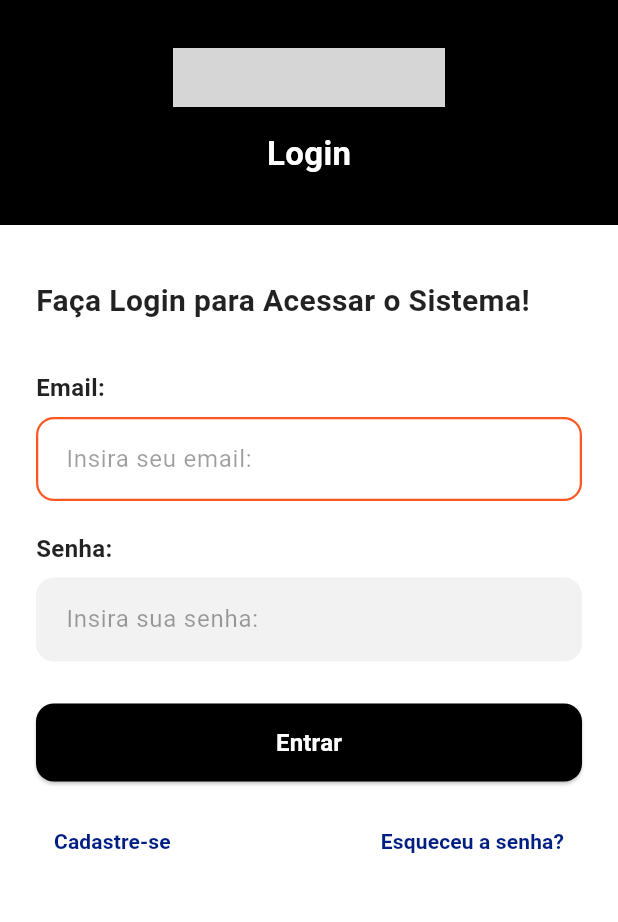
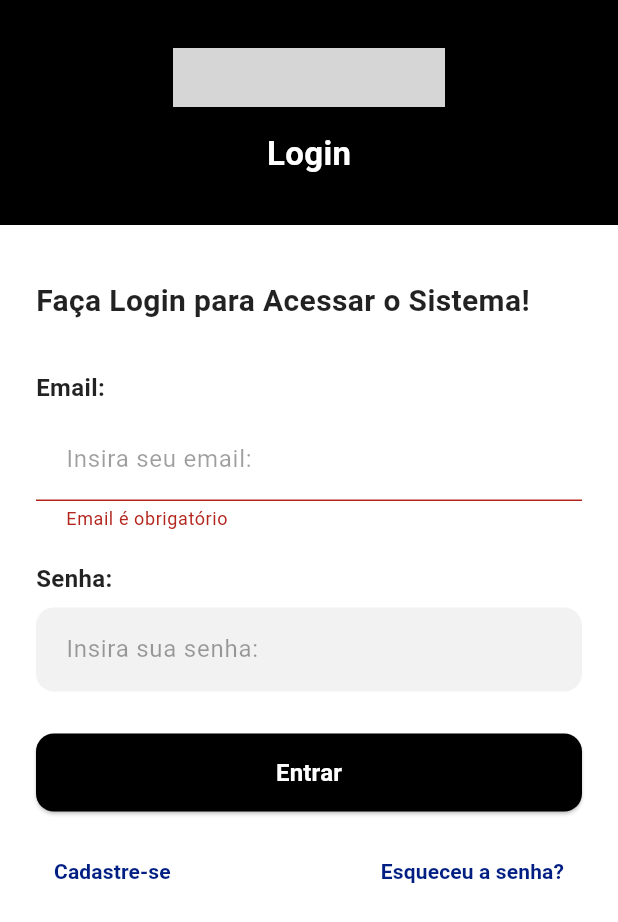
Before and after one commit to ThiagoMasseto/telaloginsenai_flutter, a Flutter app: the screen it shows after launch, after a tap on "Entrar", on a phone screen of 412 x 824 dp. Shown: the top 922 px of the screen. Run offline on Flutter 3.47's test engine with Material 3 defaults, Android fonts, the light colour scheme and no system bars; our stand-ins replace device_preview; grey boxes are pictures that could not be loaded.

Commit message:
Refactor Login, Register, and RecoverPassword pages to use StatefulWidget and implement form validation

```diff
--- a/lib/ui/login_page.dart
+++ b/lib/ui/login_page.dart
@@ -2,8 +2,15 @@ import 'package:flutter/material.dart';
 import 'package:telaloginsenai_flutter/ui/register_page.dart';
 import 'package:telaloginsenai_flutter/ui/recover_password_page.dart';
 
-class LoginPage extends StatelessWidget {
+class LoginPage extends StatefulWidget {
   const LoginPage({super.key});
+
+  @override
+  State<LoginPage> createState() => _LoginPageState();
+}
+
+class _LoginPageState extends State<LoginPage> {
+  final _formKey = GlobalKey<FormState>();
 
   @override
   Widget build(BuildContext context) {
@@ -43,6 +50,8 @@ class LoginPage extends StatelessWidget {
                 color: Colors.white,
                 padding: const EdgeInsets.symmetric(horizontal: 24, vertical: 28),
                 child: SingleChildScrollView(
+                  child: Form(
+                    key: _formKey,
                     child: Column(
                       crossAxisAlignment: CrossAxisAlignment.start,
                       children: [
@@ -66,6 +75,15 @@ class LoginPage extends StatelessWidget {
                         ),
                         const SizedBox(height: 8),
                         TextFormField(
+                          validator: (value) {
+                            if (value == null || value.isEmpty) {
+                              return 'Email é obrigatório';
+                            }
+                            if (!value.contains('@')) {
+                              return 'Email deve conter @';
+                            }
+                            return null;
+                          },
                           decoration: InputDecoration(
                             hintText: 'Insira seu email:',
                             hintStyle: const TextStyle(color: Colors.black38),
@@ -132,7 +150,13 @@ class LoginPage extends StatelessWidget {
                           width: double.infinity,
                           height: 52,
                           child: ElevatedButton(
-                          onPressed: () {},
+                            onPressed: () {
+                              if (_formKey.currentState?.validate() ?? false) {
+                                ScaffoldMessenger.of(context).showSnackBar(
+                                  const SnackBar(content: Text('Email válido!')),
+                                );
+                              }
+                            },
                             style: ElevatedButton.styleFrom(
                               backgroundColor: Colors.black,
                               shape: RoundedRectangleBorder(
@@ -192,6 +216,7 @@ class LoginPage extends StatelessWidget {
                   ),
                 ),
               ),
+            ),
           ],
         ),
       ),
```
Also changed, not shown: lib/ui/recover_password_page.dart (+22 -1 lines), lib/ui/register_page.dart (+45 -2 lines). Lines whose indentation alone changed are shown as unchanged.
